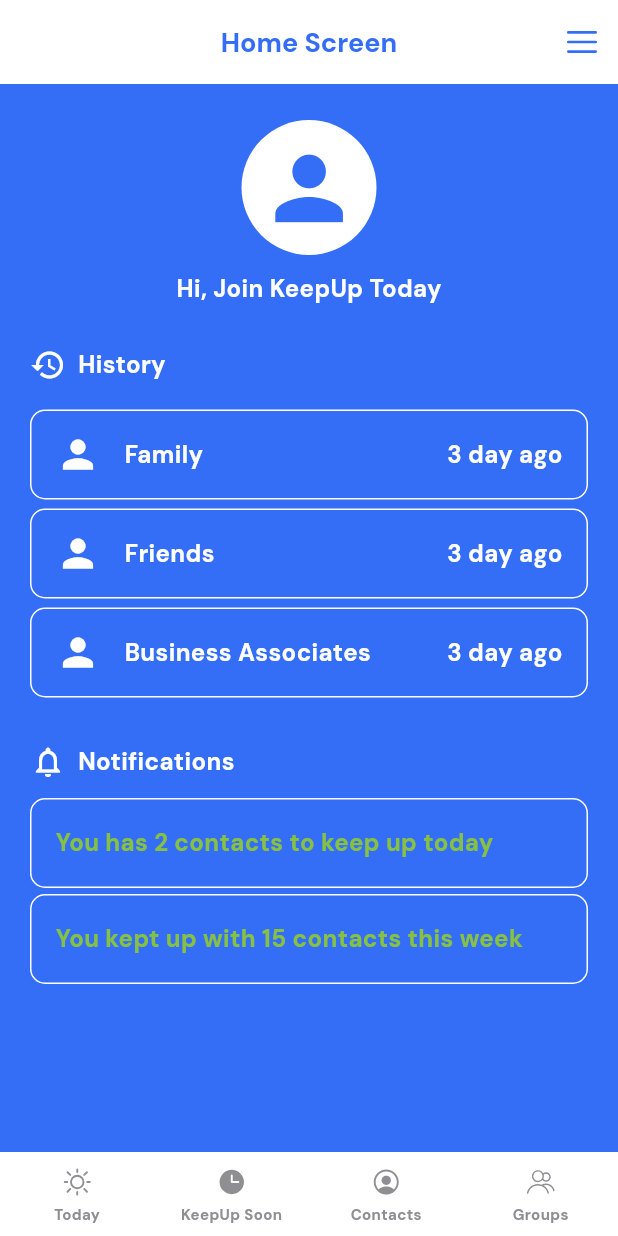
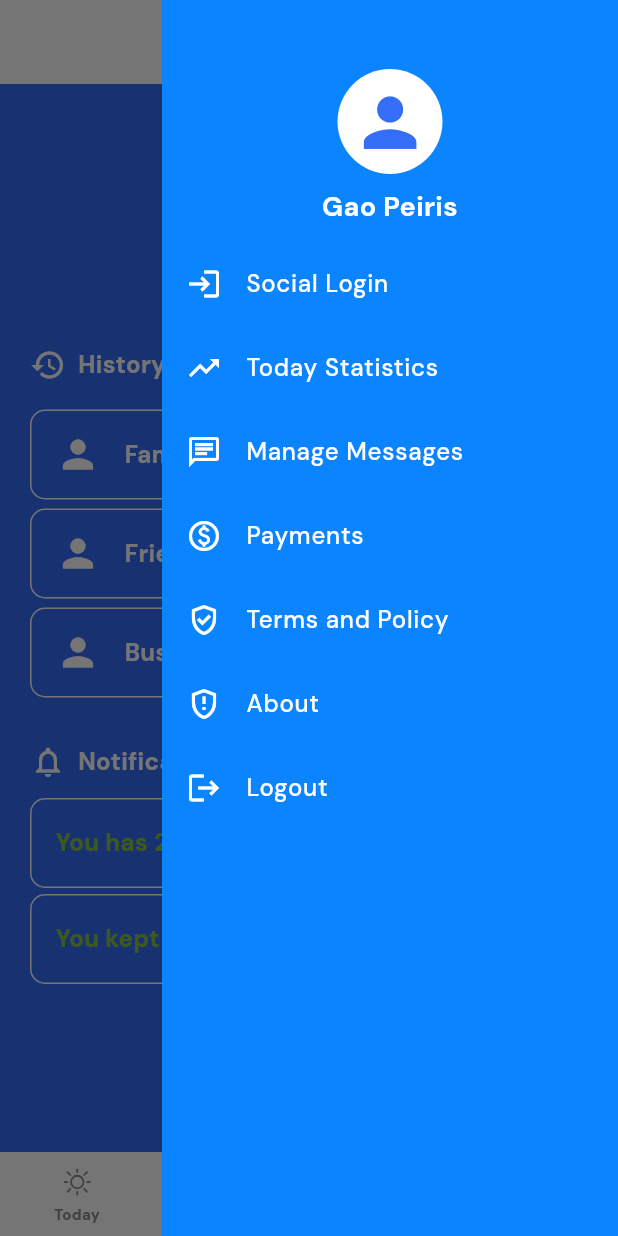
Before and after one commit to PhoneNorkankham/flutter-mobile, a Flutter app: the HomeView screen opened directly, with the side drawer open (before the commit the screen has no drawer), on a phone screen of 412 x 824 dp. Run offline on Flutter 3.47's test engine with Material 3 defaults, Android fonts, the light colour scheme and no system bars; our stand-ins replace bloc, cached_network_image, connectivity_plus, dio, equatable, floor and 9 more; missing offline and left inert: back_system, dio_cache_interceptor; accounts and stored records are empty; statements that could not run were skipped.

Commit message:
feature: Added app drawer

```diff
--- /dev/null
+++ b/lib/src/design/components/base/app_drawer.dart
@@ -0,0 +1,40 @@
+import 'package:flutter/material.dart';
+import 'package:keepup/src/design/components/avatars/app_circle_avatar.dart';
+import 'package:keepup/src/design/themes/extensions/theme_extensions.dart';
+import 'package:keepup/src/enums/app_drawer_type.dart';
+
+class AppDrawer extends StatelessWidget {
+  const AppDrawer({super.key});
+
+  @override
+  Widget build(BuildContext context) {
+    return Drawer(
+      child: ListView(
+        padding: EdgeInsets.zero,
+        children: [
+          const SafeArea(child: SizedBox(height: 46)),
+          const AppCircleAvatar(url: '', radius: 35),
+          const SizedBox(height: 10),
+          Text(
+            'Gao Peiris',
+            style: context.appTextTheme.bold18.copyWith(
+              color: Theme.of(context).colorScheme.onPrimary,
+            ),
+            textAlign: TextAlign.center,
+          ),
+          const SafeArea(child: SizedBox(height: 12)),
+          ...AppDrawerType.values.map((e) => ListTile(
+                onTap: () {},
+                leading: Icon(e.icon, color: Theme.of(context).colorScheme.onPrimary),
+                title: Text(
+                  e.title,
+                  style: context.appTextTheme.medium16.copyWith(
+                    color: Theme.of(context).colorScheme.onPrimary,
+                  ),
+                ),
+              )),
+        ],
+      ),
+    );
+  }
+}
--- a/lib/src/design/components/bottom_navigation/app_bottom_navigation_bar_item.dart
+++ b/lib/src/design/components/bottom_navigation/app_bottom_navigation_bar_item.dart
@@ -21,7 +21,9 @@
     return Expanded(
       child: Material(
         child: InkWell(
-          onTap: () => Get.find<NavigatorManager>().navigateToPage(type.page),
+          onTap: isSelected || type.page.isEmpty
+              ? null
+              : () => Get.find<NavigatorManager>().navigateToPage(type.page),
           highlightColor: Colors.transparent,
           child: Column(
             mainAxisSize: MainAxisSize.min,
--- a/lib/src/design/components/buttons/menu_button.dart
+++ b/lib/src/design/components/buttons/menu_button.dart
@@ -8,7 +8,7 @@
   @override
   Widget build(BuildContext context) {
     return IconButton(
-      onPressed: () {},
+      onPressed: () => Scaffold.of(context).openEndDrawer(),
       icon: SvgPicture.asset(
         AppAssets.ic_filter_svg,
         colorFilter: ColorFilter.mode(
--- a/lib/src/design/themes/app_theme.dart
+++ b/lib/src/design/themes/app_theme.dart
@@ -44,6 +44,12 @@
       dividerColor: AppColors.darkBlue25,
       scaffoldBackgroundColor: AppColors.primary,
       cardTheme: AppCardTheme.darkThemeData(),
+      drawerTheme: const DrawerThemeData(
+        backgroundColor: Color(0xFF2A2929),
+        endShape: RoundedRectangleBorder(
+          borderRadius: BorderRadius.zero,
+        ),
+      ),
     );
   }
 
@@ -75,6 +81,12 @@
       dividerColor: AppColors.darkBlue25,
       scaffoldBackgroundColor: AppColors.primary,
       cardTheme: AppCardTheme.lightThemeData(),
+      drawerTheme: const DrawerThemeData(
+        backgroundColor: Color(0xFF0A84FF),
+        endShape: RoundedRectangleBorder(
+          borderRadius: BorderRadius.zero,
+        ),
+      ),
     );
   }
 }
--- /dev/null
+++ b/lib/src/enums/app_drawer_type.dart
@@ -0,0 +1,37 @@
+import 'package:flutter/material.dart';
+import 'package:get/get.dart';
+import 'package:keepup/src/locale/locale_key.dart';
+
+enum AppDrawerType {
+  socialLogin,
+  todayStatistics,
+  manageMessages,
+  payments,
+  termsAndPolicy,
+  about,
+  logout;
+
+  String get title {
+    return switch (this) {
+      socialLogin => LocaleKey.socialLogin.tr,
+      todayStatistics => LocaleKey.todayStatistics.tr,
+      manageMessages => LocaleKey.manageMessages.tr,
+      payments => LocaleKey.payments.tr,
+      termsAndPolicy => LocaleKey.termsAndPolicy.tr,
+      about => LocaleKey.about.tr,
+      logout => LocaleKey.logout.tr,
+    };
+  }
+
+  IconData get icon {
+    return switch (this) {
+      socialLogin => Icons.login,
+      todayStatistics => Icons.trending_up,
+      manageMessages => Icons.chat_outlined,
+      payments => Icons.paid_outlined,
+      termsAndPolicy => Icons.gpp_good_outlined,
+      about => Icons.gpp_maybe_outlined,
+      logout => Icons.logout,
+    };
+  }
+}
--- a/lib/src/locale/lang_en.dart
+++ b/lib/src/locale/lang_en.dart
@@ -44,4 +44,11 @@
   LocaleKey.individual: 'Individual',
   LocaleKey.inAWeek: 'In a week',
   LocaleKey.inAMonth: 'In a month',
+  LocaleKey.socialLogin: "Social Login",
+  LocaleKey.todayStatistics: "Today Statistics",
+  LocaleKey.manageMessages: "Manage Messages",
+  LocaleKey.payments: "Payments",
+  LocaleKey.termsAndPolicy: "Terms and Policy",
+  LocaleKey.about: "About",
+  LocaleKey.logout: "Logout",
 };
--- a/lib/src/locale/locale_key.dart
+++ b/lib/src/locale/locale_key.dart
@@ -60,4 +60,13 @@
   static const String individual = "individual";
   static const String inAWeek = "inAWeek";
   static const String inAMonth = "inAMonth";
+
+  // App Drawer
+  static const String socialLogin = "socialLogin";
+  static const String todayStatistics = "todayStatistics";
+  static const String manageMessages = "manageMessages";
+  static const String payments = "payments";
+  static const String termsAndPolicy = "termsAndPolicy";
+  static const String about = "about";
+  static const String logout = "logout";
 }
--- a/lib/src/ui/home/components/home_view.dart
+++ b/lib/src/ui/home/components/home_view.dart
@@ -2,6 +2,7 @@
 import 'package:get/get.dart';
 import 'package:keepup/src/design/components/app_bars/app_app_bar.dart';
 import 'package:keepup/src/design/components/base/app_body.dart';
+import 'package:keepup/src/design/components/base/app_drawer.dart';
 import 'package:keepup/src/design/components/bottom_navigation/app_bottom_navigation_bar.dart';
 import 'package:keepup/src/design/components/buttons/menu_button.dart';
 import 'package:keepup/src/locale/locale_key.dart';
@@ -37,6 +38,7 @@
           ),
         ),
       ),
+      endDrawer: const AppDrawer(),
       bottomNavigationBar: const AppBottomNavigationBar(),
     );
   }
--- a/lib/src/ui/home/home_page.dart
+++ b/lib/src/ui/home/home_page.dart
@@ -30,8 +30,8 @@
           listener: (context, state) {
             final PageCommand? pageCommand = state.pageCommand;
             if (pageCommand != null) {
+              Get.find<HomeBloc>().add(const HomeEvent.clearPageCommand());
               pageCommandListeners(pageCommand);
-              Get.find<HomeBloc>().add(const HomeEvent.clearPageCommand());
             }
           },
           child: const HomeView(),
--- a/lib/src/ui/keep_up_soon/components/keep_up_soon_view.dart
+++ b/lib/src/ui/keep_up_soon/components/keep_up_soon_view.dart
@@ -2,6 +2,7 @@
 import 'package:get/get.dart';
 import 'package:keepup/src/design/components/app_bars/app_app_bar.dart';
 import 'package:keepup/src/design/components/base/app_body.dart';
+import 'package:keepup/src/design/components/base/app_drawer.dart';
 import 'package:keepup/src/design/components/bottom_navigation/app_bottom_navigation_bar.dart';
 import 'package:keepup/src/design/components/buttons/menu_button.dart';
 import 'package:keepup/src/design/components/keep_up/keep_up_group.dart';
@@ -58,6 +59,7 @@
           ),
         ),
       ),
+      endDrawer: const AppDrawer(),
       bottomNavigationBar: const AppBottomNavigationBar(selectedType: BottomNavType.keepUpSoon),
     );
   }
--- a/lib/src/ui/keep_up_soon/keep_up_soon_page.dart
+++ b/lib/src/ui/keep_up_soon/keep_up_soon_page.dart
@@ -18,8 +18,8 @@
         listener: (context, state) {
           final PageCommand? pageCommand = state.pageCommand;
           if (pageCommand != null) {
+            Get.find<KeepUpSoonBloc>().add(const KeepUpSoonEvent.clearPageCommand());
             pageCommandListeners(pageCommand);
-            Get.find<KeepUpSoonBloc>().add(const KeepUpSoonEvent.clearPageCommand());
           }
         },
         child: const KeepUpSoonView(),
--- a/lib/src/ui/keep_up_today/components/keep_up_today_view.dart
+++ b/lib/src/ui/keep_up_today/components/keep_up_today_view.dart
@@ -2,6 +2,7 @@
 import 'package:get/get.dart';
 import 'package:keepup/src/design/components/app_bars/app_app_bar.dart';
 import 'package:keepup/src/design/components/base/app_body.dart';
+import 'package:keepup/src/design/components/base/app_drawer.dart';
 import 'package:keepup/src/design/components/bottom_navigation/app_bottom_navigation_bar.dart';
 import 'package:keepup/src/design/components/buttons/app_button.dart';
 import 'package:keepup/src/design/components/buttons/app_button_type.dart';
@@ -81,6 +82,7 @@
           ),
         ),
       ),
+      endDrawer: const AppDrawer(),
       bottomNavigationBar: const AppBottomNavigationBar(selectedType: BottomNavType.today),
     );
   }
--- a/lib/src/ui/keep_up_today/keep_up_today_page.dart
+++ b/lib/src/ui/keep_up_today/keep_up_today_page.dart
@@ -18,8 +18,8 @@
         listener: (context, state) {
           final PageCommand? pageCommand = state.pageCommand;
           if (pageCommand != null) {
+            Get.find<KeepUpTodayBloc>().add(const KeepUpTodayEvent.clearPageCommand());
             pageCommandListeners(pageCommand);
-            Get.find<KeepUpTodayBloc>().add(const KeepUpTodayEvent.clearPageCommand());
           }
         },
         child: const KeepUpTodayView(),
--- a/lib/src/ui/onboarding/onboarding_page.dart
+++ b/lib/src/ui/onboarding/onboarding_page.dart
@@ -19,8 +19,8 @@
         listener: (context, state) {
           final PageCommand? pageCommand = state.pageCommand;
           if (pageCommand != null) {
+            Get.find<OnboardingBloc>().add(const OnboardingEvent.clearPageCommand());
             pageCommandListeners(pageCommand);
-            Get.find<OnboardingBloc>().add(const OnboardingEvent.clearPageCommand());
           }
         },
         child: const OnboardingView(),
--- a/lib/src/ui/splash/splash_page.dart
+++ b/lib/src/ui/splash/splash_page.dart
@@ -22,11 +22,11 @@
         listener: (context, state) {
           final PageCommand? pageCommand = state.pageCommand;
           if (pageCommand != null) {
+            Get.find<SplashBloc>().add(const SplashEvent.clearPageCommand());
             if (pageCommand is SplashPageCommand) {
               pageCommand.when(showDialog: (message) => _showDialog(bloc, message));
             }
             pageCommandListeners(pageCommand);
-            Get.find<SplashBloc>().add(const SplashEvent.clearPageCommand());
           }
         },
         child: const SplashView(),
```
